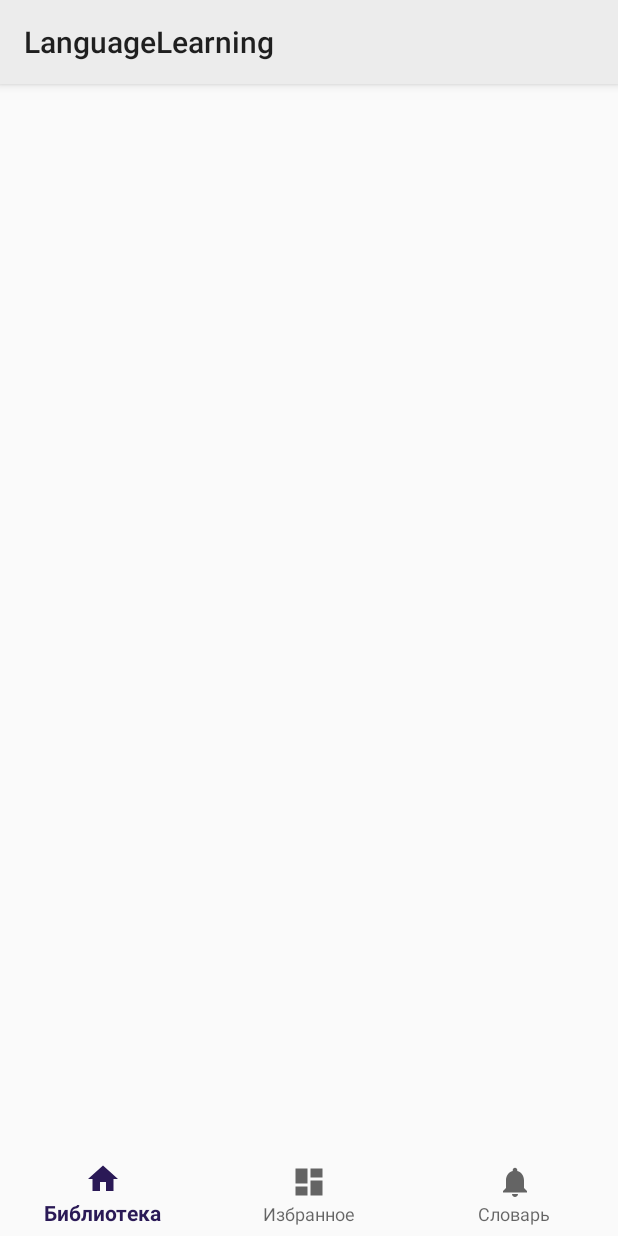
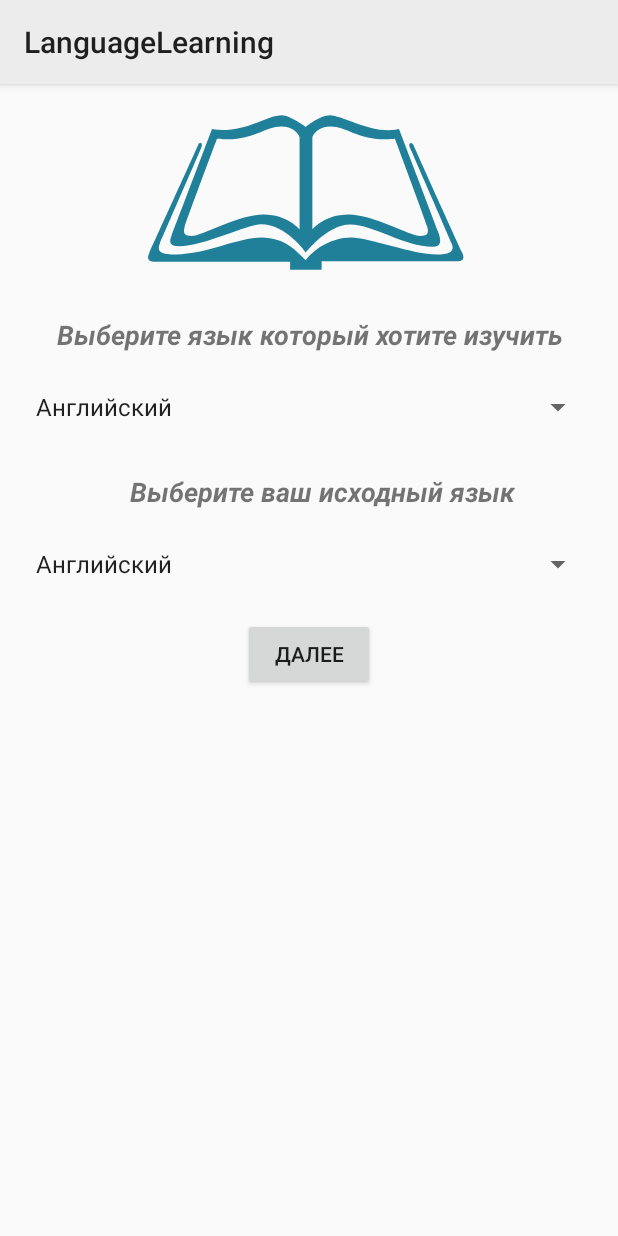
Before and after one commit to DmeetyXC/Lingolearn, an Android app: the screen it shows after launch (MainActivity), on a phone screen of 412 x 824 dp. Run offline under Robolectric (Android 15) with nearby library versions, the phone set to English and light mode, and no system bars; our stand-ins replace Firebase (no records; nobody signed in at launch, a user with empty details on screens opened directly), Room's generated code, navigation-ui.

Commit message:
Added display choosing languages for learning

```diff
--- a/app/src/main/java/com/dmitriybakunovich/languagelearning/data/manager/PreferenceManager.kt
+++ b/app/src/main/java/com/dmitriybakunovich/languagelearning/data/manager/PreferenceManager.kt
@@ -20,13 +20,13 @@ class PreferenceManager(private val context: Context) {
         val sharedPref = context.getSharedPreferences(
             "language", Context.MODE_PRIVATE
         )
-        return sharedPref.getString("main", Locale.getDefault().language)
+        return sharedPref.getString("main", "")
     }
 
     fun loadChildLanguage(): String? {
         val sharedPref = context.getSharedPreferences(
             "language", Context.MODE_PRIVATE
         )
-        return sharedPref.getString("child", "en")
+        return sharedPref.getString("child", Locale.getDefault().language)
     }
 }
--- a/app/src/main/java/com/dmitriybakunovich/languagelearning/data/repository/TextDataRepository.kt
+++ b/app/src/main/java/com/dmitriybakunovich/languagelearning/data/repository/TextDataRepository.kt
@@ -72,6 +72,8 @@ class TextDataRepository(
             )
         return translateResult.text[0]
     }
+
+    fun getMainLanguage() = preferenceManager.loadMainLanguage()
 
     private fun getRetrofit(): ApiTranslate = Retrofit.Builder()
         .baseUrl(TRANSLATE_URL)
--- a/app/src/main/java/com/dmitriybakunovich/languagelearning/di/AppModule.kt
+++ b/app/src/main/java/com/dmitriybakunovich/languagelearning/di/AppModule.kt
@@ -7,6 +7,7 @@ import com.dmitriybakunovich.languagelearning.data.manager.PreferenceManager
 import com.dmitriybakunovich.languagelearning.data.manager.ResourceManager
 import com.dmitriybakunovich.languagelearning.data.repository.TextDataRepository
 import com.dmitriybakunovich.languagelearning.ui.book.BookViewModel
+import com.dmitriybakunovich.languagelearning.ui.choiceLanguage.ChoiceLanguageViewModel
 import com.dmitriybakunovich.languagelearning.ui.dictionary.DictionaryViewModel
 import com.dmitriybakunovich.languagelearning.ui.favorite.FavoriteViewModel
 import com.dmitriybakunovich.languagelearning.ui.text.TextViewModel
@@ -18,6 +19,7 @@ val appModule = module {
     viewModel { (bookData: BookData) -> TextViewModel(bookData, get()) }
     viewModel { DictionaryViewModel(get()) }
     viewModel { FavoriteViewModel(get()) }
+    viewModel { ChoiceLanguageViewModel(get()) }
     single { provideDatabaseDao(get()) }
     single { TextDataRepository(get(), ResourceManager(get()), PreferenceManager(get())) }
 //    factory { CoroutineScope(Dispatchers.IO) }
--- a/app/src/main/java/com/dmitriybakunovich/languagelearning/ui/book/BookFragment.kt
+++ b/app/src/main/java/com/dmitriybakunovich/languagelearning/ui/book/BookFragment.kt
@@ -26,6 +26,13 @@ class BookFragment : Fragment(), BookAdapter.OnItemClickListener {
         inflater: LayoutInflater, container: ViewGroup?,
         savedInstanceState: Bundle?
     ): View? = inflater.inflate(R.layout.book_fragment, container, false)
+
+    override fun onCreate(savedInstanceState: Bundle?) {
+        super.onCreate(savedInstanceState)
+        if (!viewModel.checkSaveLanguage()) {
+            findNavController().navigate(R.id.action_bookFragment_to_choiceLanguageFragment)
+        }
+    }
 
     override fun onActivityCreated(savedInstanceState: Bundle?) {
         super.onActivityCreated(savedInstanceState)
--- a/app/src/main/java/com/dmitriybakunovich/languagelearning/ui/book/BookViewModel.kt
+++ b/app/src/main/java/com/dmitriybakunovich/languagelearning/ui/book/BookViewModel.kt
@@ -21,9 +21,6 @@ class BookViewModel(private val repository: TextDataRepository) :
     val allBook = repository.allBook
 
     init {
-        // TODO test language choice
-        repository.saveSelectLanguage("ru", "en")
-
         viewModelScope.launch(Dispatchers.IO) { checkNewBooks() }
     }
 
@@ -43,6 +40,11 @@ class BookViewModel(private val repository: TextDataRepository) :
             }
             updateFavoriteBook(book)
         }
+    }
+
+    fun checkSaveLanguage(): Boolean {
+        val mainLanguage = repository.getMainLanguage()
+        return mainLanguage != null && mainLanguage.isNotEmpty()
     }
 
     /**
--- /dev/null
+++ b/app/src/main/java/com/dmitriybakunovich/languagelearning/ui/choiceLanguage/ChoiceLanguageFragment.kt
@@ -0,0 +1,46 @@
+package com.dmitriybakunovich.languagelearning.ui.choiceLanguage
+
+import android.os.Bundle
+import android.view.LayoutInflater
+import android.view.View
+import android.view.ViewGroup
+import androidx.fragment.app.Fragment
+import androidx.navigation.fragment.findNavController
+import com.dmitriybakunovich.languagelearning.R
+import com.google.android.material.bottomnavigation.BottomNavigationView
+import kotlinx.android.synthetic.main.choice_language_fragment.*
+import org.koin.androidx.viewmodel.ext.android.viewModel
+import java.util.*
+
+class ChoiceLanguageFragment : Fragment() {
+
+    private val viewModel: ChoiceLanguageViewModel by viewModel()
+
+    override fun onCreateView(
+        inflater: LayoutInflater, container: ViewGroup?,
+        savedInstanceState: Bundle?
+    ): View? {
+        return inflater.inflate(R.layout.choice_language_fragment, container, false)
+    }
+
+    override fun onActivityCreated(savedInstanceState: Bundle?) {
+        super.onActivityCreated(savedInstanceState)
+
+        val navView: BottomNavigationView = requireActivity().findViewById(R.id.bottom_nav)
+        navView.visibility = View.INVISIBLE
+
+        // TODO remove Language from the list of native languages if you want to learn it
+        val selectedValues = resources.getStringArray(R.array.languages_value)
+        val positionSystemLanguage =
+            selectedValues.indexOfFirst { it == Locale.getDefault().language }
+        spinnerChild.setSelection(positionSystemLanguage)
+
+        next.setOnClickListener {
+            val mainLanguage = selectedValues[spinnerMain.selectedItemPosition]
+            val childLanguage = selectedValues[spinnerChild.selectedItemPosition]
+            viewModel.saveLanguageChoice(mainLanguage, childLanguage)
+            navView.visibility = View.VISIBLE
+            findNavController().navigate(R.id.action_choiceLanguageFragment_to_bookFragment)
+        }
+    }
+}
--- /dev/null
+++ b/app/src/main/java/com/dmitriybakunovich/languagelearning/ui/choiceLanguage/ChoiceLanguageViewModel.kt
@@ -0,0 +1,10 @@
+package com.dmitriybakunovich.languagelearning.ui.choiceLanguage
+
+import androidx.lifecycle.ViewModel
+import com.dmitriybakunovich.languagelearning.data.repository.TextDataRepository
+
+class ChoiceLanguageViewModel(private val repository: TextDataRepository) : ViewModel() {
+    fun saveLanguageChoice(mainLanguage: String, childLanguage: String) {
+        repository.saveSelectLanguage(mainLanguage, childLanguage)
+    }
+}
--- /dev/null
+++ b/app/src/main/res/drawable/ic_book.xml
@@ -0,0 +1,5 @@
+<vector android:height="114.912575dp" android:viewportHeight="63.835"
+    android:viewportWidth="119.99" android:width="216dp" xmlns:android="http://schemas.android.com/apk/res/android">
+    <path android:fillColor="#218099" android:pathData="M4.833,50.083c0.706,-1.65 14.667,-33.833 15.333,-35.5c0.667,-1.667 -0.667,-2.417 -1.25,-0.833c-0.583,1.583 -17.083,37.75 -18,39.833C0,55.667 0,57.083 3.583,57.083s49.417,0 49.417,0V60h11.667v-3.167c0,0 48.333,0 50.083,0s3.333,-0.333 1.833,-3.5c-1.5,-3.167 -17,-37.417 -17.75,-39.25S96.667,13 97.25,14.417s15,34.333 15.583,35.917c0.583,1.583 1.333,4.083 -5.417,4.083c-9.083,0 -25,-6.333 -31.917,-6.333S62.086,52.167 58.793,56.5c-3.293,-3.083 -7.46,-8.417 -16.377,-8.417s-20.25,6.25 -31.833,6.25C6.25,54.333 3.185,53.936 4.833,50.083z"/>
+    <path android:fillColor="#218099" android:pathData="M107.75,45.75c-1.333,-3.583 -14.417,-37.917 -14.417,-37.917S92.083,8.25 89.5,8.25c-8.417,0 -17.917,-5.583 -21.667,-5.583c-3.917,0 -9.04,4.333 -9.04,4.333S52.833,2.667 50,2.667c-5.25,0 -12.083,5.5 -22.333,5.5c-2.25,0 -3.583,-0.333 -3.583,-0.333S10.167,44.667 9.167,47.167s-1.001,4.167 2.75,4.167c9,0 25.25,-8.167 30.333,-8.167c9.333,0 16.543,10.5 16.543,10.5S66.75,43.25 75.25,43.25s20,8.25 30.583,8.25C109.083,51.5 109.083,49.333 107.75,45.75zM56.5,45c0,0 -4.5,-5.5 -13.333,-5.5c-9.167,0 -22.833,8 -26.667,8c-2.167,0 -3.417,-0.5 -2.5,-3.583c0.917,-3.083 11.917,-32.5 11.917,-32.5s1.585,0.167 3.833,0.167c10.25,0 14,-4.75 20,-4.75c4.083,0 6.25,2.333 6.75,4V45zM101.24,47.5c-3.833,0 -17.5,-8 -26.667,-8C65.74,39.5 61.24,45 61.24,45V10.833c0.5,-1.667 2.667,-4 6.75,-4c6,0 9.75,4.75 20,4.75c2.248,0 3.833,-0.167 3.833,-0.167s11,29.417 11.917,32.5C104.657,47 103.407,47.5 101.24,47.5z"/>
+</vector>
--- /dev/null
+++ b/app/src/main/res/layout/choice_language_fragment.xml
@@ -0,0 +1,98 @@
+<?xml version="1.0" encoding="utf-8"?>
+<ScrollView xmlns:android="http://schemas.android.com/apk/res/android"
+        xmlns:app="http://schemas.android.com/apk/res-auto"
+        xmlns:tools="http://schemas.android.com/tools"
+        android:layout_width="match_parent"
+        android:layout_height="match_parent"
+        tools:context=".ui.choiceLanguage.ChoiceLanguageFragment">
+
+    <androidx.constraintlayout.widget.ConstraintLayout
+            android:layout_width="match_parent"
+            android:layout_height="wrap_content">
+
+        <ImageView
+                android:id="@+id/imageView"
+                android:layout_width="wrap_content"
+                android:layout_height="wrap_content"
+                android:layout_marginTop="16dp"
+                android:contentDescription="@string/app_name"
+                android:src="@drawable/ic_book"
+                app:layout_constraintEnd_toEndOf="parent"
+                app:layout_constraintStart_toStartOf="parent"
+                app:layout_constraintTop_toTopOf="parent" />
+
+        <TextView
+                android:id="@+id/textView"
+                android:layout_width="wrap_content"
+                android:layout_height="wrap_content"
+                android:layout_marginStart="16dp"
+                android:layout_marginTop="24dp"
+                android:layout_marginEnd="16dp"
+                android:paddingStart="18dp"
+                android:paddingEnd="18dp"
+                android:text="@string/choice_lang_learn"
+                android:textAlignment="center"
+                android:textSize="18sp"
+                android:textStyle="bold|italic"
+                app:layout_constraintEnd_toEndOf="parent"
+                app:layout_constraintStart_toStartOf="parent"
+                app:layout_constraintTop_toBottomOf="@+id/imageView" />
+
+        <TextView
+                android:id="@+id/textView2"
+                android:layout_width="wrap_content"
+                android:layout_height="wrap_content"
+                android:layout_marginStart="16dp"
+                android:layout_marginTop="32dp"
+                android:layout_marginEnd="16dp"
+                android:paddingStart="18dp"
+                android:paddingEnd="18dp"
+                android:text="@string/choice_lang_native"
+                android:textAlignment="center"
+                android:textSize="18sp"
+                android:textStyle="bold|italic"
+                app:layout_constraintEnd_toEndOf="parent"
+                app:layout_constraintHorizontal_bias="0.6"
+                app:layout_constraintStart_toStartOf="parent"
+                app:layout_constraintTop_toBottomOf="@+id/spinnerMain" />
+
+        <Spinner
+                android:id="@+id/spinnerMain"
+                android:layout_width="0dp"
+                android:layout_height="wrap_content"
+                android:layout_marginStart="16dp"
+                android:layout_marginTop="24dp"
+                android:layout_marginEnd="16dp"
+                android:entries="@array/languages"
+                app:layout_constraintEnd_toEndOf="parent"
+                app:layout_constraintStart_toStartOf="parent"
+                app:layout_constraintTop_toBottomOf="@+id/textView" />
+
+        <Spinner
+                android:id="@+id/spinnerChild"
+                android:layout_width="0dp"
+                android:layout_height="wrap_content"
+                android:layout_marginStart="16dp"
+                android:layout_marginTop="24dp"
+                android:layout_marginEnd="16dp"
+                android:entries="@array/languages"
+                app:layout_constraintEnd_toEndOf="parent"
+                app:layout_constraintHorizontal_bias="1.0"
+                app:layout_constraintStart_toStartOf="parent"
+                app:layout_constraintTop_toBottomOf="@+id/textView2" />
+
+        <Button
+                android:id="@+id/next"
+                android:layout_width="wrap_content"
+                android:layout_height="wrap_content"
+                android:layout_marginTop="24dp"
+                android:layout_marginBottom="8dp"
+                android:text="@string/further"
+                app:layout_constraintBottom_toBottomOf="parent"
+                app:layout_constraintEnd_toEndOf="parent"
+                app:layout_constraintStart_toStartOf="parent"
+                app:layout_constraintTop_toBottomOf="@+id/spinnerChild" />
+
+    </androidx.constraintlayout.widget.ConstraintLayout>
+
+</ScrollView>
--- a/app/src/main/res/navigation/nav_graph.xml
+++ b/app/src/main/res/navigation/nav_graph.xml
@@ -17,8 +17,14 @@
                 android:id="@+id/action_bookFragment_to_dictionaryFragment"
                 app:destination="@id/dictionaryFragment" />
         <action
-                android:id="@+id/action_bookFragment_to_favoriteFragment2"
+                android:id="@+id/action_bookFragment_to_favoriteFragment"
                 app:destination="@id/favoriteFragment" />
+        <action
+                android:id="@+id/action_bookFragment_to_choiceLanguageFragment"
+                app:destination="@id/choiceLanguageFragment"
+                app:launchSingleTop="true"
+                app:popUpTo="@id/nav_graph"
+                app:popUpToInclusive="true" />
     </fragment>
     <activity
             android:id="@+id/textContainerActivity"
@@ -43,4 +49,16 @@
                 android:id="@+id/action_favoriteFragment_to_textContainerActivity"
                 app:destination="@id/textContainerActivity" />
     </fragment>
+    <fragment
+            android:id="@+id/choiceLanguageFragment"
+            android:name="com.dmitriybakunovich.languagelearning.ui.choiceLanguage.ChoiceLanguageFragment"
+            android:label="choice_language_fragment"
+            tools:layout="@layout/choice_language_fragment">
+        <action
+                android:id="@+id/action_choiceLanguageFragment_to_bookFragment"
+                app:destination="@id/bookFragment"
+                app:launchSingleTop="true"
+                app:popUpTo="@id/nav_graph"
+                app:popUpToInclusive="true" />
+    </fragment>
 </navigation>
--- /dev/null
+++ b/app/src/main/res/values/arrays.xml
@@ -0,0 +1,12 @@
+<?xml version="1.0" encoding="utf-8"?>
+<resources>
+    <string-array name="languages">
+        <item>Английский</item>
+        <item>Русский</item>
+    </string-array>
+
+    <string-array name="languages_value">
+        <item>en</item>
+        <item>ru</item>
+    </string-array>
+</resources>
--- a/app/src/main/res/values/strings.xml
+++ b/app/src/main/res/values/strings.xml
@@ -14,4 +14,7 @@
     <string name="text_mode_disabled">Режим текста отключен</string>
     <string name="empty_dictionary">Словарь пуст</string>
     <string name="empty_favorite">Нет избранных книг</string>
+    <string name="further">Далее</string>
+    <string name="choice_lang_learn">Выберите язык который хотите изучить</string>
+    <string name="choice_lang_native">Выберите ваш исходный язык</string>
 </resources>
```
